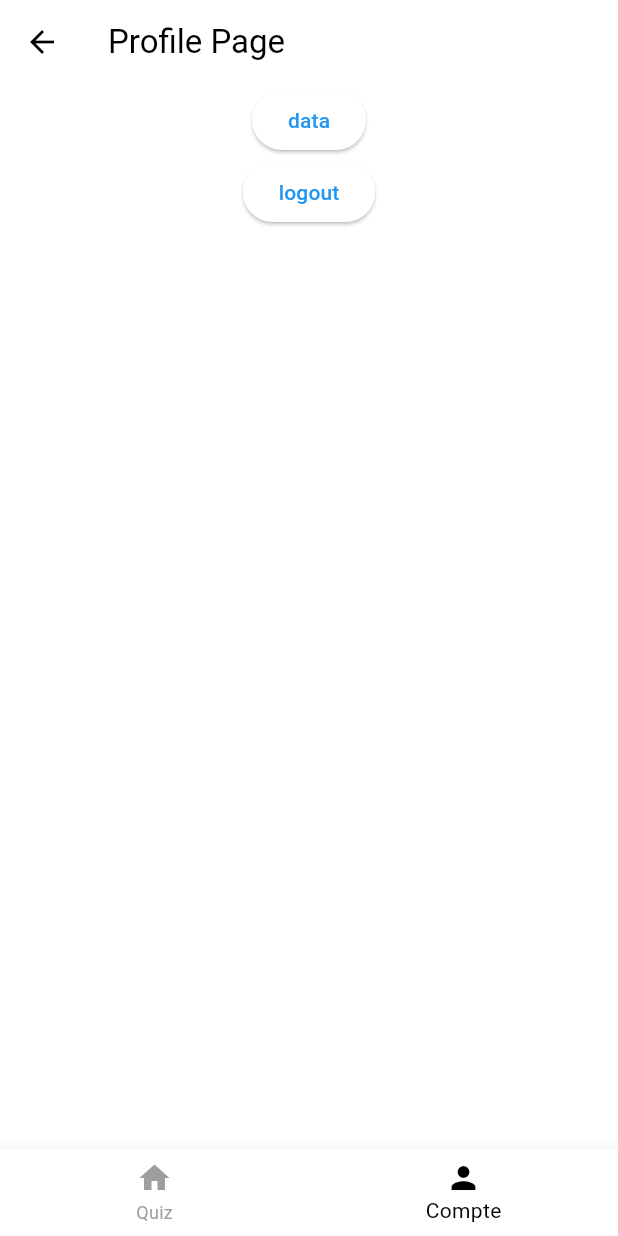
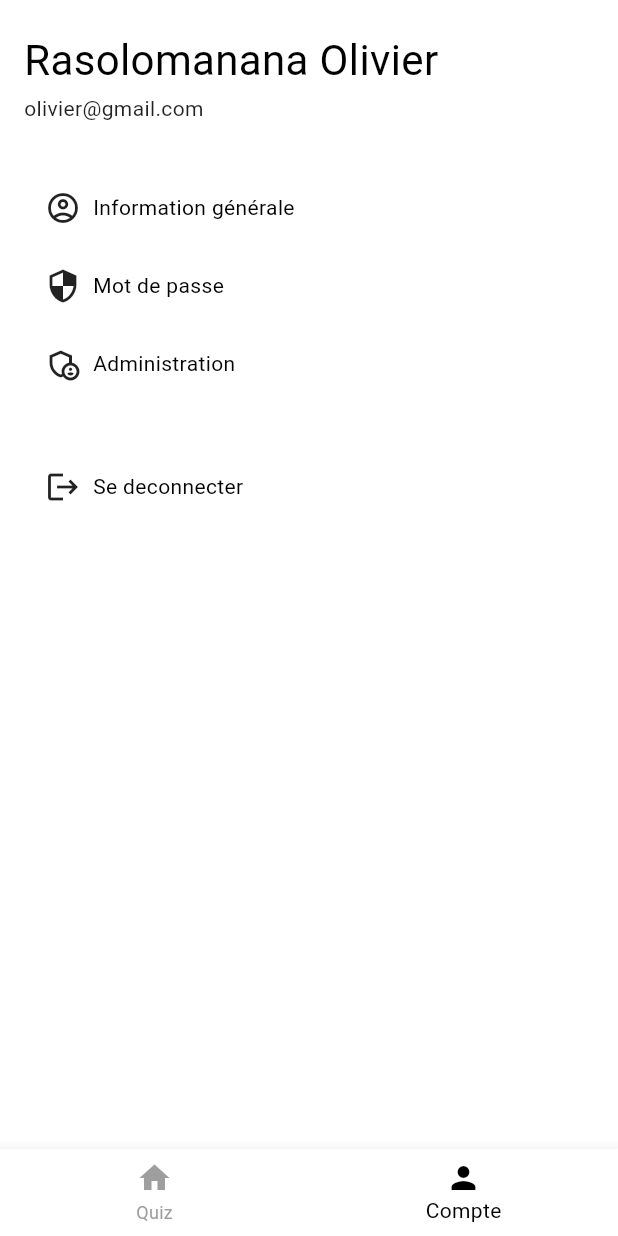
Before and after one commit to RasolomananaOlivier/qlearn, a Flutter app: the ProfilePage screen opened by its route, on a phone screen of 412 x 824 dp. Run offline on Flutter 3.47's test engine with Material 3 defaults, Android fonts, the light colour scheme and no system bars; drawn by our look-alikes of oktoast; our stand-ins replace auto_route, dio, flutter_form_builder, flutter_rating_bar, flutter_riverpod, form_builder_validators and 3 more; missing offline and left inert: awesome_dio_interceptor; generated files the repository leaves out were written again; Roboto replaces fonts that are missing (IBM); statements that could not run were skipped.

Commit message:
feat: add profile screen

```diff
--- a/lib/core/config/router/app_router.dart
+++ b/lib/core/config/router/app_router.dart
@@ -4,7 +4,7 @@ import 'package:q_learn/features/auth/presentation/pages/login_page.dart';
 import 'package:q_learn/features/auth/presentation/pages/register_page.dart';
 import 'package:q_learn/features/auth/presentation/providers/auth_provider.dart';
 import 'package:q_learn/features/news/presentation/pages/details_page.dart';
-import 'package:q_learn/features/news/presentation/pages/profile_page.dart';
+import 'package:q_learn/features/auth/presentation/pages/profile_page.dart';
 import 'package:q_learn/features/news/presentation/pages/root_page.dart';
 import 'package:q_learn/features/news/presentation/pages/news_page.dart';
 import 'package:q_learn/features/quiz_participation/presentation/pages/client_home_page.dart';
--- /dev/null
+++ b/lib/features/auth/presentation/pages/profile_page.dart
@@ -0,0 +1,75 @@
+import 'package:auto_route/auto_route.dart';
+import 'package:flutter/material.dart';
+import 'package:flutter_riverpod/flutter_riverpod.dart';
+import 'package:q_learn/features/auth/presentation/widgets/user_header.dart';
+
+@RoutePage()
+class ProfilePage extends ConsumerStatefulWidget {
+  const ProfilePage({super.key});
+
+  @override
+  _ProfilePageState createState() => _ProfilePageState();
+}
+
+class _ProfilePageState extends ConsumerState<ProfilePage> {
+  @override
+  Widget build(BuildContext context) {
+    return Scaffold(
+      body: SafeArea(
+        child: Padding(
+          padding: const EdgeInsets.symmetric(horizontal: 16, vertical: 20),
+          child: Column(
+            crossAxisAlignment: CrossAxisAlignment.start,
+            children: [
+              // User header information
+              const UserHeader(),
+              const SizedBox(height: 30),
+
+              // General information
+              buildSection(
+                "Information générale",
+                Icons.account_circle_outlined,
+              ),
+
+              // Security
+              buildSection(
+                "Mot de passe",
+                Icons.security_outlined,
+              ),
+
+              // Admin feature
+              buildSection(
+                "Administration",
+                Icons.admin_panel_settings_outlined,
+              ),
+
+              const SizedBox(height: 30),
+
+              // Log out button
+              buildSection(
+                "Se deconnecter",
+                Icons.logout,
+              ),
+            ],
+          ),
+        ),
+      ),
+    );
+  }
+
+  Widget buildSection(String title, IconData iconData) {
+    return InkWell(
+      onTap: () {},
+      child: Padding(
+        padding: const EdgeInsets.all(14),
+        child: Row(
+          children: [
+            Icon(iconData),
+            const SizedBox(width: 8),
+            Text(title),
+          ],
+        ),
+      ),
+    );
+  }
+}
--- /dev/null
+++ b/lib/features/auth/presentation/widgets/user_header.dart
@@ -0,0 +1,34 @@
+import 'package:flutter/material.dart';
+
+class UserHeader extends StatefulWidget {
+  const UserHeader({super.key});
+
+  @override
+  _UserHeaderState createState() => _UserHeaderState();
+}
+
+class _UserHeaderState extends State<UserHeader> {
+  @override
+  Widget build(BuildContext context) {
+    return const Column(
+      crossAxisAlignment: CrossAxisAlignment.start,
+      children: [
+        Text(
+          "Rasolomanana Olivier",
+          style: TextStyle(
+            fontSize: 28,
+            fontWeight: FontWeight.w400,
+          ),
+        ),
+        SizedBox(height: 2.5),
+        Text(
+          "olivier@gmail.com",
+          style: TextStyle(
+            fontSize: 14,
+            color: Colors.black87,
+          ),
+        ),
+      ],
+    );
+  }
+}
--- a/lib/features/news/presentation/pages/profile_page.dart
+++ /dev/null
@@ -1,43 +0,0 @@
-import 'package:auto_route/auto_route.dart';
-import 'package:flutter/material.dart';
-import 'package:flutter_riverpod/flutter_riverpod.dart';
-import 'package:q_learn/features/auth/presentation/providers/auth_provider.dart';
-import 'package:oktoast/oktoast.dart';
-
-@RoutePage()
-class ProfilePage extends ConsumerStatefulWidget {
-  const ProfilePage({Key? key}) : super(key: key);
-
-  @override
-  _ProfilePageState createState() => _ProfilePageState();
-}
-
-class _ProfilePageState extends ConsumerState<ProfilePage> {
-  @override
-  Widget build(BuildContext context) {
-    return Scaffold(
-      appBar: AppBar(
-        title: const Text('Profile Page'),
-      ),
-      body: Center(
-        child: Column(
-          children: [
-            ElevatedButton(
-                onPressed: () {
-                  showToast('content', position: ToastPosition.bottom);
-                },
-                child: Text('data')),
-            ElevatedButton(
-                onPressed: () {
-                  // Wait for 2 seconds
-                  Future.delayed(const Duration(seconds: 5), () {
-                    ref.read(authProvider).logout();
-                  });
-                },
-                child: Text('logout')),
-          ],
-        ),
-      ),
-    );
-  }
-}
```
